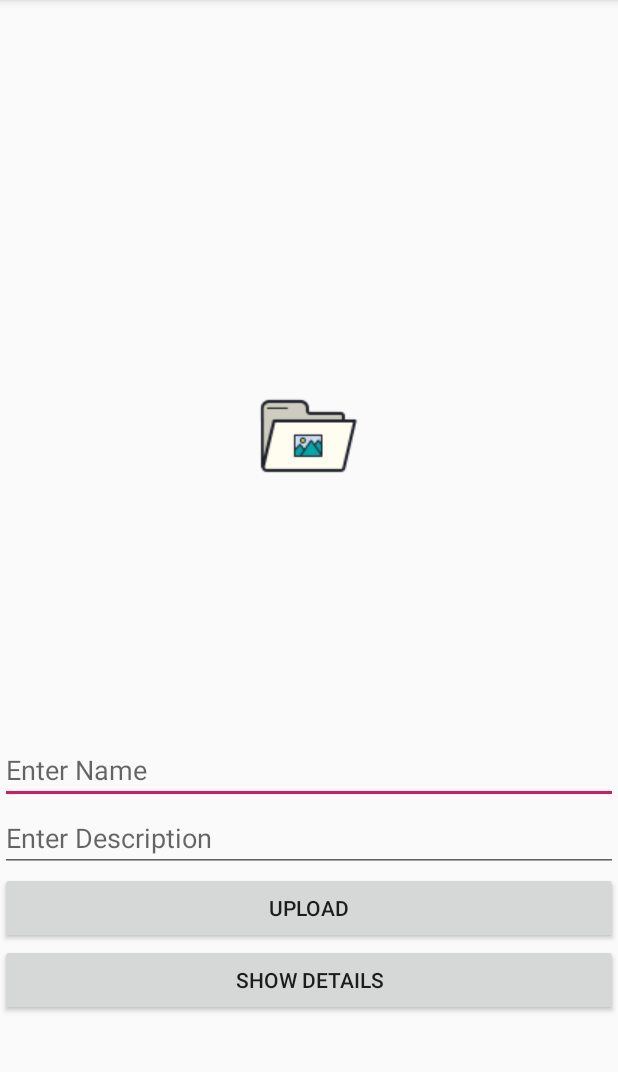
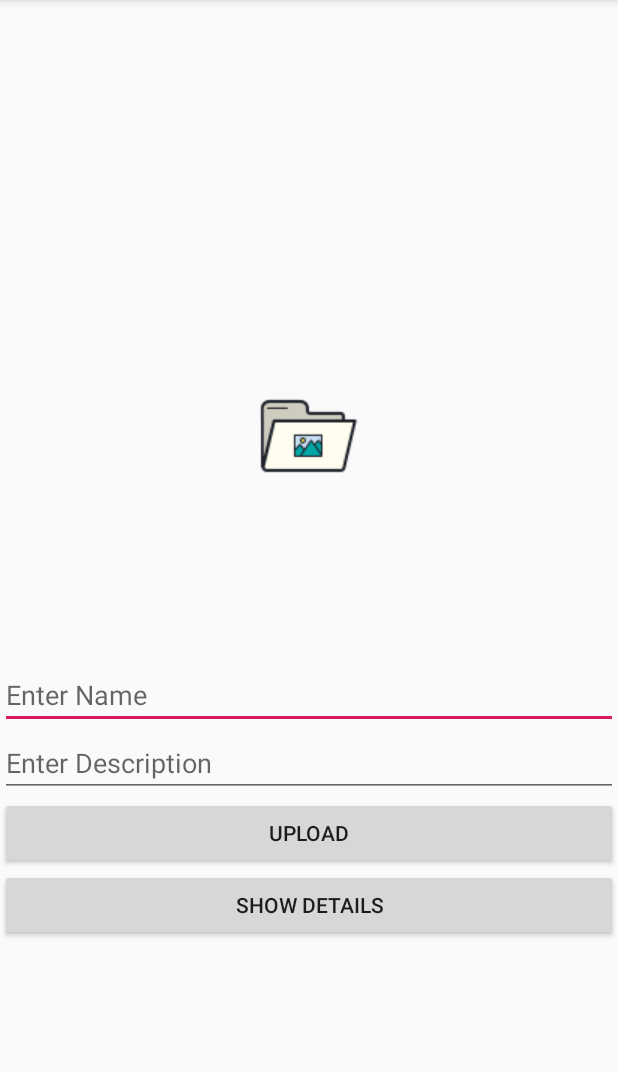
Before and after one commit to nabinrc/Heroes, an Android app: the screen it shows after launch (Register), after a tap on "ADD USER", on a phone screen of 412 x 824 dp, the part 84-1156 px from its top. Run offline under Robolectric (Android 15) with nearby library versions, the phone set to English and light mode, and no system bars.

```diff
--- a/app/src/main/AndroidManifest.xml
+++ b/app/src/main/AndroidManifest.xml
@@ -4,6 +4,8 @@
 
     <uses-permission android:name="android.permission.ACCESS_NETWORK_STATE" />
     <uses-permission android:name="android.permission.INTERNET" />
+    <uses-permission android:name="android.permission.READ_EXTERNAL_STORAGE"/>
+    <uses-permission android:name="android.permission.WRITE_EXTERNAL_STORAGE"/>
 
     <application
         android:allowBackup="true"
--- a/app/src/main/java/MyAPI/MyAPI.java
+++ b/app/src/main/java/MyAPI/MyAPI.java
@@ -3,6 +3,7 @@ package MyAPI;
 import java.util.List;
 import java.util.Map;
 
+import model.ImageResponse;
 import model.User;
 import okhttp3.MultipartBody;
 import retrofit2.Call;
@@ -34,5 +35,10 @@ public interface MyAPI {
     @POST("heroes")
     Call<Void> addHero2(@FieldMap Map<String, String> map);
 
+    //for Uploading image
+    @Multipart
+    @POST("upload")
+    Call<ImageResponse> uploadImage(@Part MultipartBody.Part img);
+
 
 }
--- a/app/src/main/java/com/heros/MainActivity.java
+++ b/app/src/main/java/com/heros/MainActivity.java
@@ -5,6 +5,7 @@ import android.support.v7.app.AppCompatActivity;
 import android.os.Bundle;
 import android.view.View;
 import android.widget.Button;
+import android.widget.ImageView;
 import android.widget.TextView;
 
 import java.util.List;
@@ -20,6 +21,8 @@ import retrofit2.converter.gson.GsonConverterFactory;
 public class MainActivity extends AppCompatActivity {
     private TextView tvData;
     private Button btnAddUser;
+    private ImageView imgProfile;
+
 
     private static final String BASE_URL="http://10.0.2.2:3000/";
     @Override
@@ -29,6 +32,7 @@ public class MainActivity extends AppCompatActivity {
 
         tvData = findViewById(R.id.tvData);
         btnAddUser = findViewById(R.id.btnAddUser);
+        imgProfile = findViewById(R.id.imageProfile);
 
         btnAddUser.setOnClickListener(new View.OnClickListener() {
             @Override
@@ -37,6 +41,7 @@ public class MainActivity extends AppCompatActivity {
                 startActivity(intent);
             }
         });
+
 
 
         Retrofit retrofit = new Retrofit.Builder()
--- a/app/src/main/res/layout/activity_register.xml
+++ b/app/src/main/res/layout/activity_register.xml
@@ -9,12 +9,12 @@
     tools:context=".Register">
 
     <ImageView
-        android:id="@+id/etImage"
+        android:id="@+id/imageProfile"
         android:hint="Hero Name..."
         android:src="@drawable/choose"
-        android:layout_width="400dp"
-        android:layout_gravity="center"
-        android:layout_height="400dp"
+        android:layout_width="300dp"
+        android:gravity="center"
+        android:layout_height="300dp"
         android:scaleType="centerInside"/>
 
     <EditText
```
Also changed, not shown: app/src/main/java/com/heros/Register.java (+103 -16 lines), app/src/main/java/model/ImageResponse.java (added, +9 -0 lines), app/src/main/java/url/Url.java (added, +21 -0 lines).
